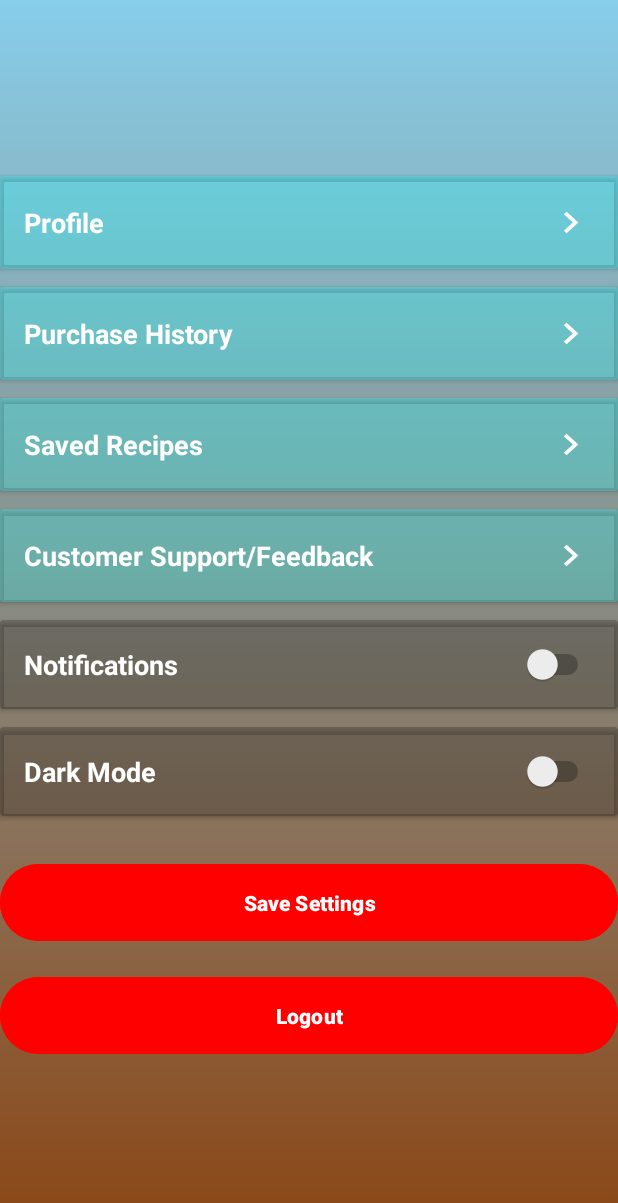
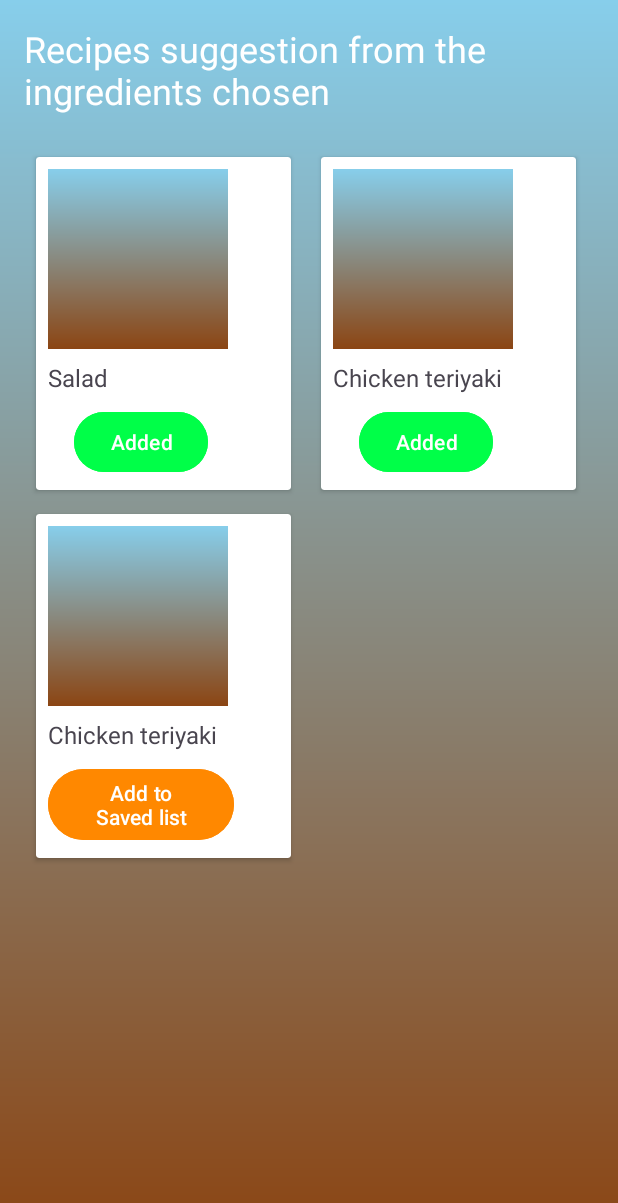
Before and after one commit to mgg7934/reduce_food_wastage_app, an Android app: the screen it shows after launch (SettingsActivity before the commit, RecipesSuggestionActivity after it), on a phone screen of 412 x 824 dp. Shown: the top 1203 px of the screen. Run offline under Robolectric (Android 15) with nearby library versions, the phone set to English and light mode, and no system bars.

Commit message:
added recipes suggestion depending on the ingrediants chosen

```diff
--- a/app/src/main/AndroidManifest.xml
+++ b/app/src/main/AndroidManifest.xml
@@ -29,11 +29,7 @@
         <activity
             android:name=".SettingsActivity"
             android:exported="true">
-        <intent-filter>
-            <action android:name="android.intent.action.MAIN" />
 
-            <category android:name="android.intent.category.LAUNCHER" />
-        </intent-filter>
         </activity>
         <activity
             android:name=".ProfileActivity"
@@ -44,6 +40,15 @@
         <activity
             android:name=".PurchaseHistoryActivity"
             android:exported="true"/>
+        <activity
+            android:name=".RecipesSuggestionActivity"
+            android:exported="true">
+        <intent-filter>
+            <action android:name="android.intent.action.MAIN" />
+
+            <category android:name="android.intent.category.LAUNCHER" />
+        </intent-filter>
+        </activity>
     </application>
 
 
--- /dev/null
+++ b/app/src/main/java/com/example/reduce_food_wastage_app/RecipesSuggestionActivity.java
@@ -0,0 +1,87 @@
+package com.example.reduce_food_wastage_app;
+
+import android.content.Intent;
+import android.os.Bundle;
+import android.view.LayoutInflater;
+import android.view.View;
+import android.widget.Button;
+import android.widget.GridLayout;
+import android.widget.ImageView;
+import android.widget.TextView;
+import android.widget.Toast;
+
+import androidx.appcompat.app.AppCompatActivity;
+import androidx.cardview.widget.CardView;
+
+
+public class RecipesSuggestionActivity extends AppCompatActivity {
+    private CardView toCardview1, toCardview2, toCardview3;
+    private Button btnAdd, btnAdd2, btnAdd3, getBtnRemove2;
+
+    @Override
+    protected void onCreate(Bundle savedInstanceState) {
+        super.onCreate(savedInstanceState);
+        setContentView(R.layout.activity_recipes_suggestion);
+
+        toCardview1 = findViewById(R.id.salad1);
+        toCardview2 = findViewById(R.id.ck1);
+        toCardview3 = findViewById(R.id.ck2);
+        btnAdd = findViewById(R.id.btnAdd);
+        btnAdd2 = findViewById(R.id.btnAdd2);
+        btnAdd3 = findViewById(R.id.btnAdd3);
+
+        toCardview1.setOnClickListener(new View.OnClickListener() {
+            @Override
+            public void onClick(View v) {
+                // Navigate to Salad
+                setContentView(R.layout.activity_salad);
+
+            }
+        });
+
+        toCardview2.setOnClickListener(new View.OnClickListener() {
+            @Override
+            public void onClick(View v) {
+                // Navigate to Chicken Teriyaki
+                setContentView(R.layout.activity_chicken_teriyaki);
+
+            }
+        });
+
+        toCardview3.setOnClickListener(new View.OnClickListener() {
+            @Override
+            public void onClick(View v) {
+                // Navigate to Chicken Teriyaki
+                setContentView(R.layout.activity_chicken_teriyaki);
+
+            }
+        });
+
+        btnAdd.setOnClickListener(new View.OnClickListener() {
+            @Override
+            public void onClick(View v) {
+                Toast.makeText(RecipesSuggestionActivity.this, "Removed from saved list", Toast.LENGTH_SHORT).show();
+
+            }
+        });
+
+
+        btnAdd2.setOnClickListener(new View.OnClickListener() {
+            @Override
+            public void onClick(View v) {
+                Toast.makeText(RecipesSuggestionActivity.this, "Removed from saved list", Toast.LENGTH_SHORT).show();
+
+            }
+        });
+
+        btnAdd2.setOnClickListener(new View.OnClickListener() {
+            @Override
+            public void onClick(View v) {
+                Toast.makeText(RecipesSuggestionActivity.this, "Added to Saved list", Toast.LENGTH_SHORT).show();
+
+            }
+        });
+
+
+    }
+}
--- a/app/src/main/java/com/example/reduce_food_wastage_app/SavedRecipesActivity.java
+++ b/app/src/main/java/com/example/reduce_food_wastage_app/SavedRecipesActivity.java
@@ -16,7 +16,7 @@ import androidx.cardview.widget.CardView;
 
 public class SavedRecipesActivity extends AppCompatActivity {
 
-    private CardView cardview1, cardView2;
+    private CardView cardview1, cardview2;
     private Button btnRemove, btnRemove2;
 
     @Override
@@ -25,7 +25,7 @@ public class SavedRecipesActivity extends AppCompatActivity {
         setContentView(R.layout.activity_saved_recipes);
 
         cardview1 = findViewById(R.id.cardview1);
-        cardView2 = findViewById(R.id.cardview2);
+        cardview2 = findViewById(R.id.cardview2);
         btnRemove = findViewById(R.id.btnRemove);
         btnRemove2 = findViewById(R.id.btnRemove2);
 
@@ -38,7 +38,7 @@ public class SavedRecipesActivity extends AppCompatActivity {
             }
         });
 
-        cardView2.setOnClickListener(new View.OnClickListener() {
+        cardview2.setOnClickListener(new View.OnClickListener() {
             @Override
             public void onClick(View v) {
                 Toast.makeText(SavedRecipesActivity.this, "Profile Clicked", Toast.LENGTH_SHORT).show();
--- /dev/null
+++ b/app/src/main/res/layout/activity_recipes_suggestion.xml
@@ -0,0 +1,172 @@
+<?xml version="1.0" encoding="utf-8"?>
+<ScrollView
+    xmlns:android="http://schemas.android.com/apk/res/android"
+    android:layout_width="match_parent"
+    android:layout_height="match_parent"
+    android:padding="16dp"
+    android:background="@drawable/gradient_background">
+
+    <LinearLayout
+        android:layout_width="match_parent"
+        android:layout_height="wrap_content"
+        android:orientation="vertical">
+
+        <TextView
+            android:id="@+id/titleText"
+            android:layout_width="wrap_content"
+            android:layout_height="wrap_content"
+            android:text="Recipes suggestion from the ingredients chosen"
+            android:textSize="24sp"
+            android:textColor="@color/white"
+            android:layout_gravity="center"
+            android:layout_marginBottom="20dp" />
+
+        <!-- GridLayout with 2 columns to display 2 card views side by side -->
+        <GridLayout
+            android:id="@+id/gridLayoutRecipes"
+            android:layout_width="match_parent"
+            android:layout_height="wrap_content"
+            android:columnCount="2"
+            android:rowCount="1"
+            android:layout_gravity="center">
+
+            <androidx.cardview.widget.CardView
+                android:layout_width="170dp"
+                android:layout_height="wrap_content"
+                android:layout_margin="8dp"
+                android:elevation="4dp"
+                android:id="@+id/salad1"
+                android:layout_gravity="center">
+
+                <LinearLayout
+                    android:layout_width="140dp"
+                    android:layout_height="wrap_content"
+                    android:orientation="vertical"
+                    android:padding="8dp">
+
+                    <ImageView
+                        android:id="@+id/imgFood"
+                        android:layout_width="120dp"
+                        android:layout_height="120dp"
+                        android:src="@drawable/gradient_background"
+                        android:scaleType="centerCrop"/>
+
+                    <TextView
+                        android:id="@+id/tvFoodTitle"
+                        android:layout_width="wrap_content"
+                        android:layout_height="wrap_content"
+                        android:text="Salad"
+                        android:textSize="16sp"
+                        android:layout_marginTop="8dp"
+                        android:gravity="center"/>
+
+                    <Button
+                        android:id="@+id/btnAdd"
+                        android:layout_width="wrap_content"
+                        android:layout_height="wrap_content"
+                        android:text="Added"
+                        android:textColor="@android:color/white"
+                        android:backgroundTint="#FF00FF48"
+                        android:layout_marginTop="8dp"
+                        android:layout_gravity="center"/>
+
+                </LinearLayout>
+
+            </androidx.cardview.widget.CardView>
+
+
+            <!-- Example of a single recipe card (multiple will be dynamically added) -->
+            <androidx.cardview.widget.CardView
+                android:layout_width="170dp"
+                android:layout_height="wrap_content"
+                android:layout_margin="8dp"
+                android:elevation="4dp"
+                android:id="@+id/ck1"
+                android:layout_gravity="center">
+
+                <LinearLayout
+                    android:layout_width="140dp"
+                    android:layout_height="wrap_content"
+                    android:orientation="vertical"
+                    android:padding="8dp">
+
+                    <ImageView
+                        android:id="@+id/imgFood2"
+                        android:layout_width="120dp"
+                        android:layout_height="120dp"
+                        android:src="@drawable/gradient_background"
+                        android:scaleType="centerCrop"/>
+
+                    <TextView
+                        android:id="@+id/tvFoodTitle2"
+                        android:layout_width="wrap_content"
+                        android:layout_height="wrap_content"
+                        android:text="Chicken teriyaki"
+                        android:textSize="16sp"
+                        android:layout_marginTop="8dp"
+                        android:gravity="center"/>
+
+                    <Button
+                        android:id="@+id/btnAdd2"
+                        android:layout_width="wrap_content"
+                        android:layout_height="wrap_content"
+                        android:text="Added"
+                        android:textColor="@android:color/white"
+                        android:backgroundTint="#00FF48"
+                        android:layout_marginTop="8dp"
+                        android:layout_gravity="center"/>
+
+                </LinearLayout>
+
+            </androidx.cardview.widget.CardView>
+
+            <!-- Example of a single recipe card (multiple will be dynamically added) -->
+            <androidx.cardview.widget.CardView
+                android:layout_width="170dp"
+                android:layout_height="wrap_content"
+                android:layout_margin="8dp"
+                android:elevation="4dp"
+                android:id="@+id/ck2"
+                android:layout_gravity="center">
+
+                <LinearLayout
+                    android:layout_width="140dp"
+                    android:layout_height="wrap_content"
+                    android:orientation="vertical"
+                    android:padding="8dp">
+
+                    <ImageView
+                        android:id="@+id/imgFood3"
+                        android:layout_width="120dp"
+                        android:layout_height="120dp"
+                        android:src="@drawable/gradient_background"
+                        android:scaleType="centerCrop"/>
+
+                    <TextView
+                        android:id="@+id/tvFoodTitle3"
+                        android:layout_width="wrap_content"
+                        android:layout_height="wrap_content"
+                        android:text="Chicken teriyaki"
+                        android:textSize="16sp"
+                        android:layout_marginTop="8dp"
+                        android:gravity="center"/>
+
+                    <Button
+                        android:id="@+id/btnAdd3"
+                        android:layout_width="wrap_content"
+                        android:layout_height="wrap_content"
+                        android:text="Add to Saved list"
+                        android:textColor="@android:color/white"
+                        android:backgroundTint="#FFFF8800"
+                        android:layout_marginTop="8dp"
+                        android:layout_gravity="center"/>
+
+                </LinearLayout>
+
+            </androidx.cardview.widget.CardView>
+
+        </GridLayout>
+
+    </LinearLayout>
+
+</ScrollView>
```
